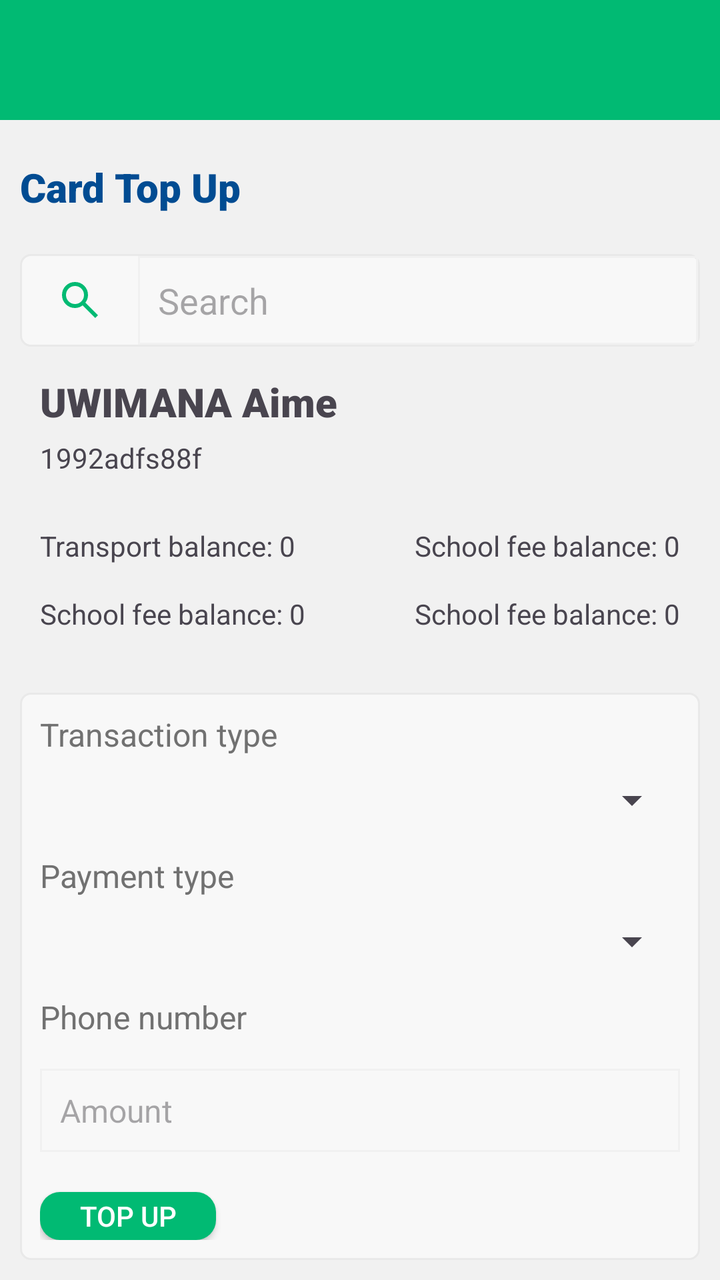
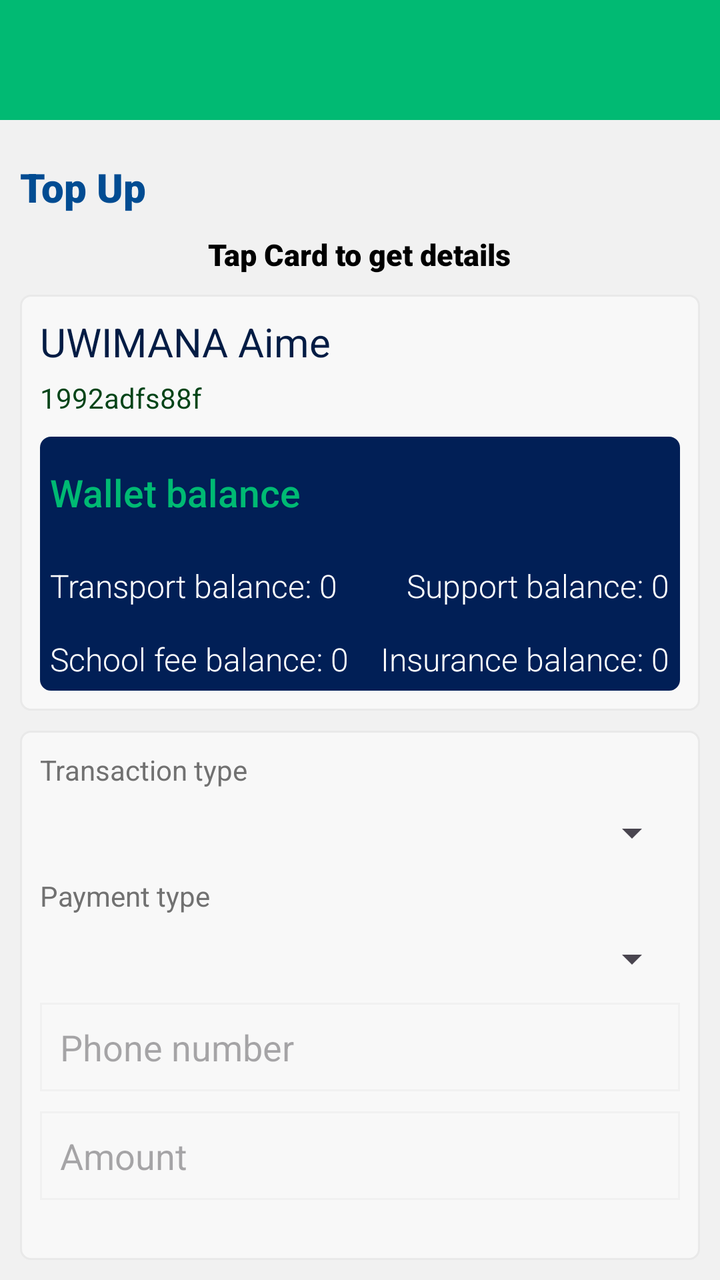

The first picture is an Android layout as it rendered before a commit; the second is the same layout after the commit. The layout source and the unified diff follow.
<!-- AndroidManifest.xml: application theme Theme.InspectorAppUpdate -->
<!-- res/layout/fragment_card_top_up.xml -->
<?xml version="1.0" encoding="utf-8"?>
<RelativeLayout xmlns:android="http://schemas.android.com/apk/res/android"
    xmlns:tools="http://schemas.android.com/tools"
    android:layout_width="match_parent"
    android:layout_height="match_parent"
    tools:context=".ui.fragment.student.CardTopUpFragment"
    android:background="@color/main_background_color">

    
    <RelativeLayout
        android:id="@+id/rl_header_title"
        android:layout_width="match_parent"
        android:layout_height="60dp"
        android:background="@color/main_green_color"
        android:layout_alignParentTop="true"
        android:padding="@dimen/ten">

        <LinearLayout
            android:id="@+id/ll_from_transaction"
            android:layout_width="wrap_content"
            android:layout_height="wrap_content"
            android:orientation="horizontal"
            android:layout_centerVertical="true"
            android:gravity="center_vertical">

            <TextView
                android:id="@+id/tv_card_topup_header"
                android:layout_width="wrap_content"
                android:layout_height="wrap_content"
                android:textColor="@color/white"
                android:fontFamily="sans-serif-medium"
                android:textSize="@dimen/fifteen"
                android:gravity="center_vertical"/>
        </LinearLayout>
    </RelativeLayout>

    <RelativeLayout
        android:layout_width="match_parent"
        android:layout_height="wrap_content"
        android:layout_below="@id/rl_header_title"
        android:padding="10dp"
        android:layout_marginTop="10dp">

        <TextView
            android:id="@+id/tv_main_title"
            android:layout_width="wrap_content"
            android:layout_height="wrap_content"
            android:text="Card Top Up"
            android:fontFamily="sans-serif-black"
            android:textSize="20sp"
            android:textColor="#014C92"
            android:layout_marginBottom="20sp"/>

        <RelativeLayout
            android:id="@+id/rl_search_student"
            android:layout_width="match_parent"
            android:layout_height="wrap_content"
            android:layout_below="@id/tv_main_title">

            <LinearLayout
                android:layout_width="match_parent"
                android:layout_height="wrap_content"
                android:orientation="horizontal"
                android:background="@drawable/custom_card"
                android:weightSum="7"
                android:padding="1sp">

                <ImageView
                    android:id="@+id/imv_search"
                    android:layout_width="wrap_content"
                    android:layout_height="wrap_content"
                    android:src="@drawable/outline_search_24"
                    android:layout_gravity="center_vertical"
                    android:layout_weight="1"/>

                <EditText
                    android:id="@+id/et_search_student"
                    android:layout_width="wrap_content"
                    android:layout_height="wrap_content"
                    android:hint="@string/search"
                    android:layout_weight="6"
                    android:background="@drawable/search_edittext_style"/>

            </LinearLayout>

        </RelativeLayout>

        <RelativeLayout
            android:id="@+id/rl_student_details"
            android:layout_width="match_parent"
            android:layout_height="wrap_content"
            android:layout_marginTop="4sp"
            android:layout_below="@id/rl_search_student"
            android:padding="10dp"
            android:background="@color/main_background_color"
            android:visibility="visible">

            <TextView
                android:id="@+id/tv_student_name"
                android:layout_width="wrap_content"
                android:layout_height="wrap_content"
                android:layout_alignParentTop="true"
                android:textSize="20sp"
                android:text="UWIMANA Aime"
                android:fontFamily="sans-serif-black"/>

            <TextView
                android:id="@+id/tv_card_number"
                android:layout_width="wrap_content"
                android:layout_height="wrap_content"
                android:layout_below="@id/tv_student_name"
                android:text="1992adfs88f"
                android:layout_marginTop="5sp" />

            <RelativeLayout
                android:layout_width="match_parent"
                android:layout_height="wrap_content"
                android:layout_below="@id/tv_card_number"
                android:layout_marginTop="20sp">
                <TextView
                    android:layout_alignParentTop="true"
                    android:id="@+id/tv_transport_balance"
                    android:layout_width="wrap_content"
                    android:layout_height="wrap_content"
                    android:text="Transport balance: 0"
                    android:layout_marginTop="5sp"
                    android:layout_marginBottom="10sp"/>

                <TextView
                    android:layout_below="@id/tv_transport_balance"
                    android:id="@+id/tv_schoolfees_balance"
                    android:layout_width="wrap_content"
                    android:layout_height="wrap_content"
                    android:text="School fee balance: 0"
                    android:layout_marginTop="5sp" />

                <TextView
                    android:layout_alignParentEnd="true"
                    android:id="@+id/tv_support_balance"
                    android:layout_width="wrap_content"
                    android:layout_height="wrap_content"
                    android:text="School fee balance: 0"
                    android:layout_marginTop="5sp"
                    android:layout_marginBottom="10sp"/>

                <TextView
                    android:layout_below="@id/tv_support_balance"
                    android:layout_alignParentEnd="true"
                    android:id="@+id/tv_insurance_balance"
                    android:layout_width="wrap_content"
                    android:layout_height="wrap_content"
                    android:text="School fee balance: 0"
                    android:layout_marginTop="5sp" />
            </RelativeLayout>



        </RelativeLayout>

        <RelativeLayout
            android:layout_width="match_parent"
            android:layout_height="wrap_content"
            android:padding="10sp"
            android:layout_below="@+id/rl_student_details"
            android:background="@drawable/custom_card"
            android:layout_marginTop="20sp">

            <TextView
                android:id="@+id/tv_transaction_type_title"
                android:layout_width="wrap_content"
                android:layout_height="wrap_content"
                android:text="@string/transaction_type"
                android:layout_alignParentTop="true"
                android:textColor="#717171"
                android:textSize="16sp"/>
            <Spinner
                android:id="@+id/spn_transaction_type"
                android:layout_width="match_parent"
                android:layout_height="wrap_content"
                android:layout_below="@id/tv_transaction_type_title"
                android:layout_marginTop="10sp"/>

            <TextView
                android:id="@+id/tv_payment_type_title"
                android:layout_width="wrap_content"
                android:layout_height="wrap_content"
                android:text="@string/payment_type"
                android:layout_below="@id/spn_transaction_type"
                android:textColor="#717171"
                android:textSize="16sp"
                android:layout_marginTop="15sp"/>
            <Spinner
                android:id="@+id/spn_payment_type"
                android:layout_width="match_parent"
                android:layout_height="wrap_content"
                android:layout_below="@id/tv_payment_type_title"
                android:layout_marginTop="10sp"/>

            <TextView
                android:id="@+id/tv_phone_number"
                android:layout_width="wrap_content"
                android:layout_height="wrap_content"
                android:text="@string/phone_number"
                android:layout_below="@id/spn_payment_type"
                android:textColor="#717171"
                android:textSize="16sp"
                android:layout_marginTop="15sp"/>

            <EditText
                android:id="@+id/tv_amount"
                android:layout_width="match_parent"
                android:layout_height="wrap_content"
                android:hint="@string/amount"
                android:layout_below="@id/tv_phone_number"
                android:textColor="#717171"
                android:textSize="16sp"
                android:layout_marginTop="15sp"
                android:background="@drawable/search_edittext_style"/>

            <androidx.appcompat.widget.AppCompatButton
                android:layout_width="wrap_content"
                android:layout_height="wrap_content"
                android:text="@string/topup"
                android:layout_below="@id/tv_amount"
                android:textColor="@color/white"
                android:layout_marginTop="20sp"
                android:background="@drawable/search_transaction_button_background"/>

        </RelativeLayout>

    </RelativeLayout>

</RelativeLayout>
<!-- resources referenced by this layout -->
<resources>
  <color name="main_background_color">#f1f1f1</color>
  <color name="main_green_color">#01ba73</color>
  <color name="white">#FFFFFFFF</color>
  <dimen name="fifteen">15sp</dimen>
  <dimen name="ten">10dp</dimen>
  <!-- drawable custom_card (drawable) -->
  <?xml version="1.0" encoding="utf-8"?>
  <shape xmlns:android="http://schemas.android.com/apk/res/android">
      <stroke
          android:color="#E9E9E9"
          android:width="1sp"/>
      <solid
          android:color="#F8F8F8"/>
      <corners
          android:radius="5sp"/>
  </shape>
  <!-- drawable outline_search_24 (drawable) -->
  <vector xmlns:android="http://schemas.android.com/apk/res/android" android:height="24dp" android:tint="#01BA73" android:viewportHeight="960" android:viewportWidth="960" android:width="24dp">
        
      <path android:fillColor="@android:color/white" android:pathData="M784,840L532,588Q502,612 463,626Q424,640 380,640Q271,640 195.5,564.5Q120,489 120,380Q120,271 195.5,195.5Q271,120 380,120Q489,120 564.5,195.5Q640,271 640,380Q640,424 626,463Q612,502 588,532L840,784L784,840ZM380,560Q455,560 507.5,507.5Q560,455 560,380Q560,305 507.5,252.5Q455,200 380,200Q305,200 252.5,252.5Q200,305 200,380Q200,455 252.5,507.5Q305,560 380,560Z"/>
      
  </vector>
  <!-- drawable search_edittext_style (drawable) -->
  <?xml version="1.0" encoding="utf-8"?>
  <shape xmlns:android="http://schemas.android.com/apk/res/android">
      <stroke
          android:color="@color/main_background_color"
          android:width="1sp" />
      <padding
          android:bottom="10sp"
          android:left="10sp"
          android:right="10sp"
          android:top="10sp"/>
  </shape>
  <!-- drawable search_transaction_button_background (drawable) -->
  <?xml version="1.0" encoding="utf-8"?>
  <shape xmlns:android="http://schemas.android.com/apk/res/android">
      <corners
          android:radius="@dimen/ten"/>
      <solid
          android:color="@color/main_green_color"/>
  </shape>
  <string name="amount">Amount</string>
  <string name="payment_type">Payment type</string>
  <string name="phone_number">Phone number</string>
  <string name="search">Search</string>
  <string name="topup">Top Up</string>
  <string name="transaction_type">Transaction type</string>
  <style name="Theme.InspectorAppUpdate" parent="android:Theme.Material.Light.NoActionBar" />
</resources>

<!-- the commit's change to res/layout/fragment_card_top_up.xml (unified diff, before → after) -->
@@ -45,54 +45,31 @@
             android:id="@+id/tv_main_title"
             android:layout_width="wrap_content"
             android:layout_height="wrap_content"
-            android:text="Card Top Up"
+            android:text="Top Up"
             android:fontFamily="sans-serif-black"
             android:textSize="20sp"
             android:textColor="#014C92"
-            android:layout_marginBottom="20sp"/>
-
-        <RelativeLayout
-            android:id="@+id/rl_search_student"
-            android:layout_width="match_parent"
-            android:layout_height="wrap_content"
-            android:layout_below="@id/tv_main_title">
-
-            <LinearLayout
-                android:layout_width="match_parent"
-                android:layout_height="wrap_content"
-                android:orientation="horizontal"
-                android:background="@drawable/custom_card"
-                android:weightSum="7"
-                android:padding="1sp">
-
-                <ImageView
-                    android:id="@+id/imv_search"
-                    android:layout_width="wrap_content"
-                    android:layout_height="wrap_content"
-                    android:src="@drawable/outline_search_24"
-                    android:layout_gravity="center_vertical"
-                    android:layout_weight="1"/>
-
-                <EditText
-                    android:id="@+id/et_search_student"
-                    android:layout_width="wrap_content"
-                    android:layout_height="wrap_content"
-                    android:hint="@string/search"
-                    android:layout_weight="6"
-                    android:background="@drawable/search_edittext_style"/>
-
-            </LinearLayout>
-
-        </RelativeLayout>
+            android:layout_marginBottom="10sp"/>
+
+        <TextView
+            android:id="@+id/tv_processing_message"
+            android:layout_below="@+id/tv_main_title"
+            android:layout_width="wrap_content"
+            android:layout_height="wrap_content"
+            android:text="@string/tapcard"
+            android:textSize="15sp"
+            android:fontFamily="sans-serif-black"
+            android:layout_centerHorizontal="true"
+            android:textColor="@color/black"/>
 
         <RelativeLayout
             android:id="@+id/rl_student_details"
             android:layout_width="match_parent"
             android:layout_height="wrap_content"
-            android:layout_marginTop="4sp"
-            android:layout_below="@id/rl_search_student"
-            android:padding="10dp"
-            android:background="@color/main_background_color"
+            android:layout_marginTop="10sp"
+            android:layout_below="@id/tv_processing_message"
+            android:padding="10sp"
+            android:background="@drawable/custom_card"
             android:visibility="visible">
 
             <TextView
@@ -102,7 +79,7 @@
                 android:layout_alignParentTop="true"
                 android:textSize="20sp"
                 android:text="UWIMANA Aime"
-                android:fontFamily="sans-serif-black"/>
+                android:textColor="@color/secondaryBlue"/>
 
             <TextView
                 android:id="@+id/tv_card_number"
@@ -110,21 +87,40 @@
                 android:layout_height="wrap_content"
                 android:layout_below="@id/tv_student_name"
                 android:text="1992adfs88f"
+                android:textColor="#034418"
                 android:layout_marginTop="5sp" />
 
             <RelativeLayout
                 android:layout_width="match_parent"
                 android:layout_height="wrap_content"
                 android:layout_below="@id/tv_card_number"
-                android:layout_marginTop="20sp">
-                <TextView
+                android:layout_marginTop="10sp"
+                android:background="@drawable/main_information_display"
+                android:padding="5sp">
+
+                <TextView
+                    android:id="@+id/tv_wallet_balance"
+                    android:layout_width="wrap_content"
+                    android:layout_height="wrap_content"
+                    android:text="Wallet balance"
                     android:layout_alignParentTop="true"
+                    android:textColor="@color/mainGreen"
+                    android:fontFamily="sans-serif-medium"
+                    android:textSize="19sp"
+                    android:layout_marginBottom="18sp"
+                    android:layout_marginTop="10sp"/>
+
+                <TextView
+                    android:layout_below="@id/tv_wallet_balance"
                     android:id="@+id/tv_transport_balance"
                     android:layout_width="wrap_content"
                     android:layout_height="wrap_content"
                     android:text="Transport balance: 0"
                     android:layout_marginTop="5sp"
-                    android:layout_marginBottom="10sp"/>
+                    android:layout_marginBottom="10sp"
+                    android:textColor="@color/white"
+                    android:fontFamily="sans-serif-light"
+                    android:textSize="16sp"/>
 
                 <TextView
                     android:layout_below="@id/tv_transport_balance"
@@ -132,16 +128,23 @@
                     android:layout_width="wrap_content"
                     android:layout_height="wrap_content"
                     android:text="School fee balance: 0"
-                    android:layout_marginTop="5sp" />
-
-                <TextView
+                    android:layout_marginTop="5sp"
+                    android:textColor="@color/white"
+                    android:fontFamily="sans-serif-light"
+                    android:textSize="16sp"/>
+
+                <TextView
+                    android:layout_below="@id/tv_wallet_balance"
                     android:layout_alignParentEnd="true"
                     android:id="@+id/tv_support_balance"
                     android:layout_width="wrap_content"
                     android:layout_height="wrap_content"
-                    android:text="School fee balance: 0"
-                    android:layout_marginTop="5sp"
-                    android:layout_marginBottom="10sp"/>
+                    android:text="Support balance: 0"
+                    android:layout_marginTop="5sp"
+                    android:layout_marginBottom="10sp"
+                    android:textColor="@color/white"
+                    android:fontFamily="sans-serif-light"
+                    android:textSize="16sp"/>
 
                 <TextView
                     android:layout_below="@id/tv_support_balance"
@@ -149,8 +152,11 @@
                     android:id="@+id/tv_insurance_balance"
                     android:layout_width="wrap_content"
                     android:layout_height="wrap_content"
-                    android:text="School fee balance: 0"
-                    android:layout_marginTop="5sp" />
+                    android:text="Insurance balance: 0"
+                    android:layout_marginTop="5sp"
+                    android:textColor="@color/white"
+                    android:fontFamily="sans-serif-light"
+                    android:textSize="16sp"/>
             </RelativeLayout>
 
 
@@ -163,7 +169,7 @@
             android:padding="10sp"
             android:layout_below="@+id/rl_student_details"
             android:background="@drawable/custom_card"
-            android:layout_marginTop="20sp">
+            android:layout_marginTop="10sp">
 
             <TextView
                 android:id="@+id/tv_transaction_type_title"
@@ -171,8 +177,7 @@
                 android:layout_height="wrap_content"
                 android:text="@string/transaction_type"
                 android:layout_alignParentTop="true"
-                android:textColor="#717171"
-                android:textSize="16sp"/>
+                android:textColor="#717171" />
             <Spinner
                 android:id="@+id/spn_transaction_type"
                 android:layout_width="match_parent"
@@ -187,8 +192,7 @@
                 android:text="@string/payment_type"
                 android:layout_below="@id/spn_transaction_type"
                 android:textColor="#717171"
-                android:textSize="16sp"
-                android:layout_marginTop="15sp"/>
+                android:layout_marginTop="10sp"/>
             <Spinner
                 android:id="@+id/spn_payment_type"
                 android:layout_width="match_parent"
@@ -196,36 +200,39 @@
                 android:layout_below="@id/tv_payment_type_title"
                 android:layout_marginTop="10sp"/>
 
-            <TextView
-                android:id="@+id/tv_phone_number"
-                android:layout_width="wrap_content"
-                android:layout_height="wrap_content"
-                android:text="@string/phone_number"
+            <EditText
+                android:id="@+id/et_phone_number"
+                android:layout_width="match_parent"
+                android:layout_height="wrap_content"
+                android:hint="@string/phone_number"
                 android:layout_below="@id/spn_payment_type"
                 android:textColor="#717171"
-                android:textSize="16sp"
-                android:layout_marginTop="15sp"/>
+                android:layout_marginTop="10sp"
+                android:background="@drawable/search_edittext_style"/>
 
             <EditText
-                android:id="@+id/tv_amount"
+                android:id="@+id/et_amount"
                 android:layout_width="match_parent"
                 android:layout_height="wrap_content"
                 android:hint="@string/amount"
-                android:layout_below="@id/tv_phone_number"
+                android:layout_below="@id/et_phone_number"
                 android:textColor="#717171"
-                android:textSize="16sp"
-                android:layout_marginTop="15sp"
+                android:layout_marginTop="10sp"
                 android:background="@drawable/search_edittext_style"/>
 
             <androidx.appcompat.widget.AppCompatButton
+                android:id="@+id/btn_topup"
                 android:layout_width="wrap_content"
                 android:layout_height="wrap_content"
                 android:text="@string/topup"
-                android:layout_below="@id/tv_amount"
+                android:layout_below="@id/et_amount"
                 android:textColor="@color/white"
                 android:layout_marginTop="20sp"
+                android:minHeight="0sp"
+                android:padding="8sp"
                 android:background="@drawable/search_transaction_button_background"/>
 
+
         </RelativeLayout>
 
     </RelativeLayout>
<!-- resource entries referenced after the edit -->
@@ -1,7 +1,10 @@
 <!-- resources referenced by this layout -->
 <resources>
+  <color name="black">#FF000000</color>
+  <color name="mainGreen">#00ba73</color>
   <color name="main_background_color">#f1f1f1</color>
   <color name="main_green_color">#01ba73</color>
+  <color name="secondaryBlue">#031C44</color>
   <color name="white">#FFFFFFFF</color>
   <dimen name="fifteen">15sp</dimen>
   <dimen name="ten">10dp</dimen>
@@ -16,12 +19,18 @@
       <corners
           android:radius="5sp"/>
   </shape>
-  <!-- drawable outline_search_24 (drawable) -->
-  <vector xmlns:android="http://schemas.android.com/apk/res/android" android:height="24dp" android:tint="#01BA73" android:viewportHeight="960" android:viewportWidth="960" android:width="24dp">
-        
-      <path android:fillColor="@android:color/white" android:pathData="M784,840L532,588Q502,612 463,626Q424,640 380,640Q271,640 195.5,564.5Q120,489 120,380Q120,271 195.5,195.5Q271,120 380,120Q489,120 564.5,195.5Q640,271 640,380Q640,424 626,463Q612,502 588,532L840,784L784,840ZM380,560Q455,560 507.5,507.5Q560,455 560,380Q560,305 507.5,252.5Q455,200 380,200Q305,200 252.5,252.5Q200,305 200,380Q200,455 252.5,507.5Q305,560 380,560Z"/>
-      
-  </vector>
+  <!-- drawable main_information_display (drawable) -->
+  <?xml version="1.0" encoding="utf-8"?>
+  <shape xmlns:android="http://schemas.android.com/apk/res/android">
+      <solid
+          android:color="@color/main_blue_color"/>
+  
+      <corners
+          android:radius="5sp"/>
+      <stroke
+          android:color="@color/main_blue_color"
+          android:width="1sp"/>
+  </shape>
   <!-- drawable search_edittext_style (drawable) -->
   <?xml version="1.0" encoding="utf-8"?>
   <shape xmlns:android="http://schemas.android.com/apk/res/android">
@@ -45,9 +54,10 @@
   <string name="amount">Amount</string>
   <string name="payment_type">Payment type</string>
   <string name="phone_number">Phone number</string>
-  <string name="search">Search</string>
+  <string name="tapcard">Tap Card to get details</string>
   <string name="topup">Top Up</string>
   <string name="transaction_type">Transaction type</string>
   <style name="Theme.InspectorAppUpdate" parent="android:Theme.Material.Light.NoActionBar" />
+  <color name="main_blue_color">#011f56</color>
 </resources>
 
